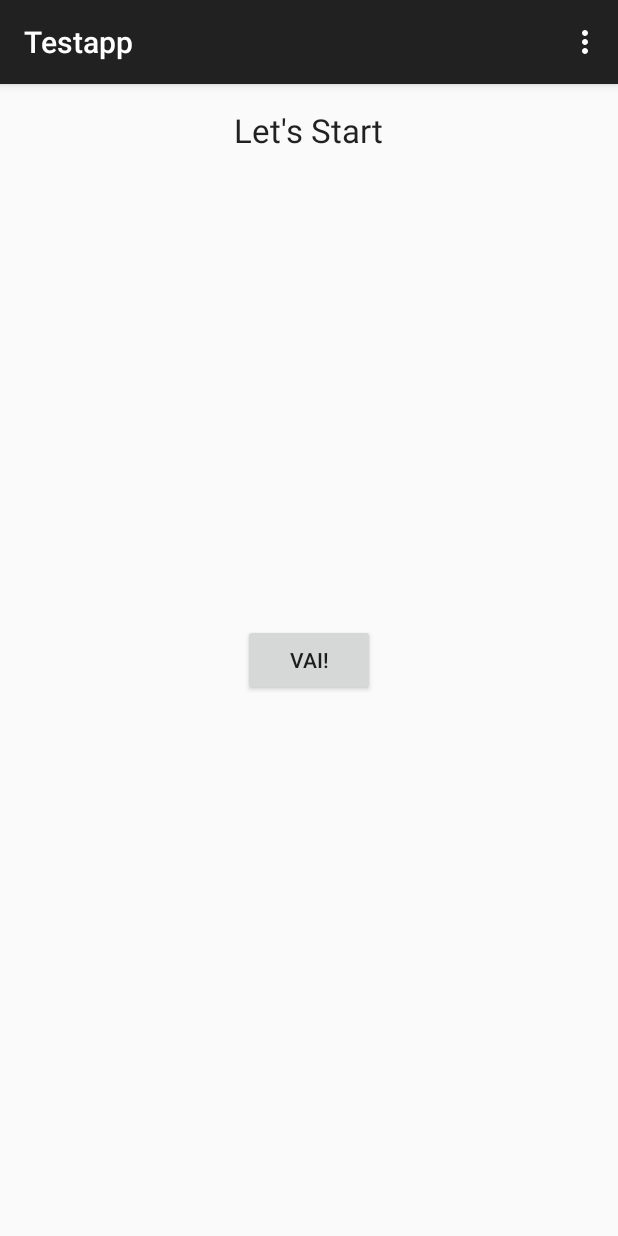
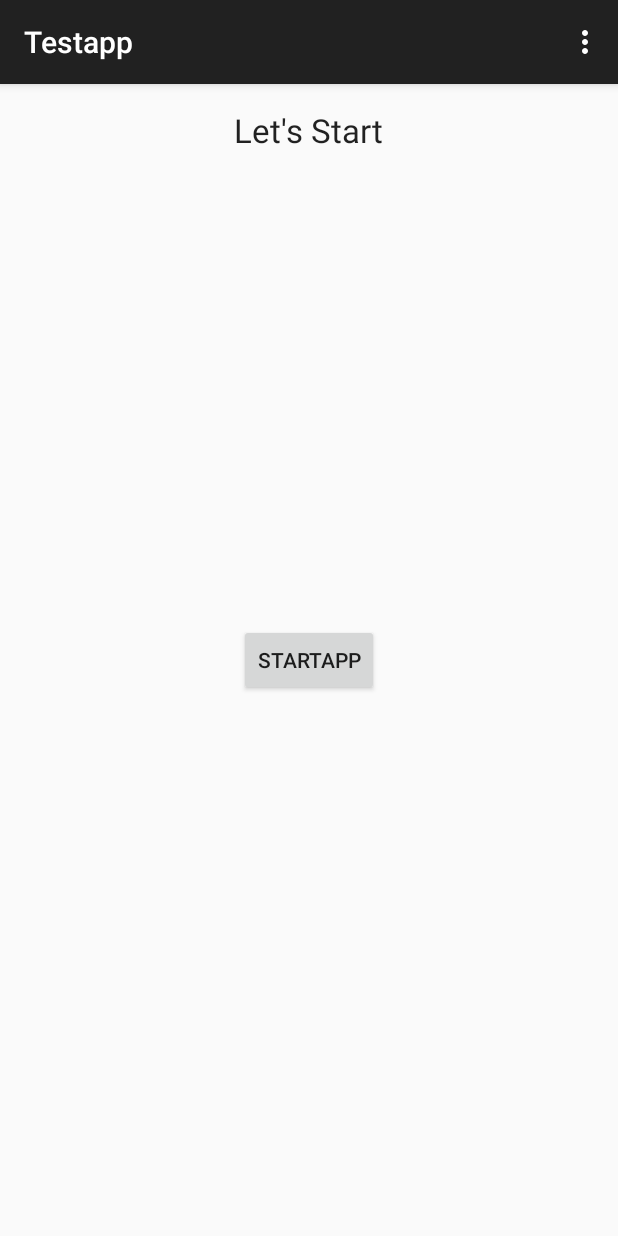
Before and after one commit to raffysommy/EducatioNet, an Android app: the screen it shows after launch (MainActivity), on a phone screen of 412 x 824 dp. Run offline under Robolectric (Android 15) with nearby library versions, the phone set to English and light mode, and no system bars.

```diff
--- a/app/src/main/java/com/example/raffaele/testapp/Question.java
+++ b/app/src/main/java/com/example/raffaele/testapp/Question.java
@@ -109,8 +109,7 @@ public class Question extends ActionBarActivity {
     public void addListenerOnButton(final String risposta) {
         final Intent i=new Intent(this,Question.class);
         radiogroup = (RadioGroup) findViewById(R.id.radioGroup);
-        btnDisplay = (Button) findViewById(R.id.button2);
-        String s = "Scemo chi legge";
+        btnDisplay = (Button) findViewById(R.id.button2);//commentopush
         btnDisplay.setOnClickListener(new View.OnClickListener() {
 
             @Override
--- a/app/src/main/res/layout/activity_main.xml
+++ b/app/src/main/res/layout/activity_main.xml
@@ -17,7 +17,7 @@
     <Button
         android:layout_width="wrap_content"
         android:layout_height="wrap_content"
-        android:text="Vai!"
+        android:text="StartApp"
         android:id="@+id/button"
         android:onClick="onStartClick"
         android:layout_centerVertical="true"
```
